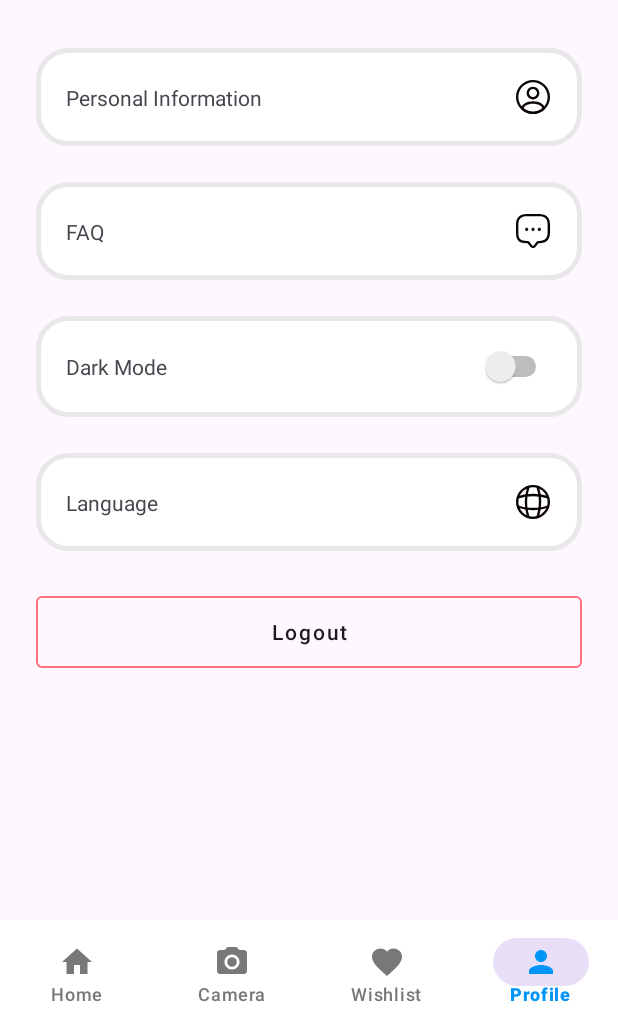
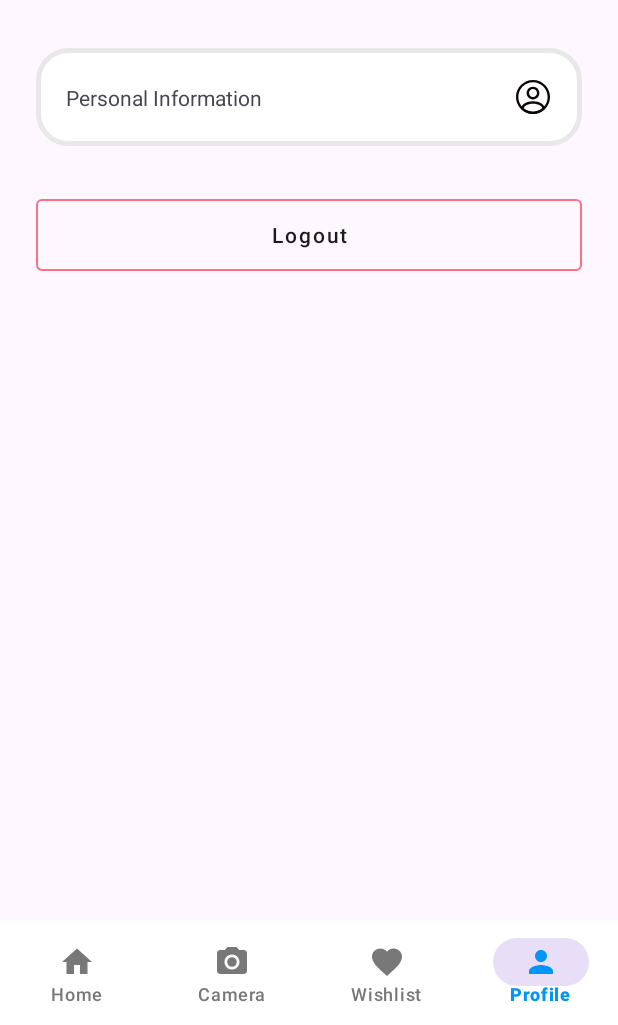
Before and after one commit to C23-PS155-Travelens/Mobile-Development, an Android app: the ProfileFragment screen opened through its navigation route, on a phone screen of 412 x 824 dp, the part 211-1236 px from its top. Run offline under Robolectric (Android 15) with nearby library versions, the phone set to English and light mode, and no system bars; our stand-ins replace CircleImageView, navigation-ui; 1 statement that could not run was skipped.

Commit message:
Fix Profile Layout

```diff
--- a/app/src/main/java/com/app/travellens/view/profile/EditProfileFragment.kt
+++ b/app/src/main/java/com/app/travellens/view/profile/EditProfileFragment.kt
@@ -10,6 +10,7 @@ import android.widget.Toast
 import androidx.lifecycle.ViewModelProvider
 import androidx.lifecycle.asLiveData
 import androidx.lifecycle.lifecycleScope
+import androidx.navigation.fragment.findNavController
 import com.app.travellens.R
 import com.app.travellens.databinding.FragmentEditProfileBinding
 import com.app.travellens.datastore.SharedPref
@@ -37,7 +38,6 @@ class EditProfileFragment : Fragment() {
         sharedPref = SharedPref(requireContext())
         viewModel = ViewModelProvider(this)[ViewModelApps::class.java]
 
-
         binding.btnUbahData.setOnClickListener{
             val nama = binding.editTextNama.text.toString()
             val email = binding.editTextEmail.text.toString()
@@ -50,6 +50,7 @@ class EditProfileFragment : Fragment() {
                 if (it != null){
                     saveSession(it.username, it.email, it.photo, it.address, it.phone)
                     Toast.makeText(context, "Berhasil Update Profile!", Toast.LENGTH_SHORT).show()
+                    findNavController().navigate(R.id.action_editProfileFragment_to_profileFragment2)
                 }else{
                     Toast.makeText(context, "Gagal Update Profile!", Toast.LENGTH_SHORT).show()
                 }
@@ -61,6 +62,10 @@ class EditProfileFragment : Fragment() {
                     Log.d("id", it.toString())
                 }
             }
+        }
+
+        binding.btnBack.setOnClickListener{
+            findNavController().navigateUp()
         }
 
 
--- a/app/src/main/java/com/app/travellens/view/profile/ProfileFragment.kt
+++ b/app/src/main/java/com/app/travellens/view/profile/ProfileFragment.kt
@@ -5,11 +5,16 @@ import androidx.fragment.app.Fragment
 import android.view.LayoutInflater
 import android.view.View
 import android.view.ViewGroup
+import android.widget.Toast
 import androidx.lifecycle.asLiveData
+import androidx.lifecycle.lifecycleScope
 import androidx.navigation.fragment.findNavController
 import com.app.travellens.R
 import com.app.travellens.databinding.FragmentProfileBinding
 import com.app.travellens.datastore.SharedPref
+import kotlinx.coroutines.Dispatchers
+import kotlinx.coroutines.GlobalScope
+import kotlinx.coroutines.launch
 
 class ProfileFragment : Fragment() {
     lateinit var binding : FragmentProfileBinding
@@ -44,9 +49,21 @@ class ProfileFragment : Fragment() {
             }
         }
 
+        binding.btnLogout.setOnClickListener{
+            removeToken()
+            Toast.makeText(context, "Berhasil Logout!", Toast.LENGTH_SHORT).show()
+        }
+
 
         binding.navigateToProfile.setOnClickListener{
             findNavController().navigate(R.id.action_profileFragment2_to_editProfileFragment)
         }
     }
+
+
+    private fun removeToken() {
+        lifecycleScope.launch(Dispatchers.IO) {
+            sharedPref.removeSession()
+        }
+    }
 }
--- a/app/src/main/res/layout/fragment_profile.xml
+++ b/app/src/main/res/layout/fragment_profile.xml
@@ -96,107 +96,6 @@
 
     </androidx.constraintlayout.widget.ConstraintLayout>
 
-    <androidx.constraintlayout.widget.ConstraintLayout
-        android:id="@+id/navigateToFaq"
-        android:background="@drawable/profile_menu_bordered"
-        android:layout_width="match_parent"
-        android:layout_height="wrap_content"
-        android:layout_marginStart="24dp"
-        android:layout_marginTop="24dp"
-        android:layout_marginEnd="24dp"
-        android:padding="20dp"
-        app:layout_constraintEnd_toEndOf="parent"
-        app:layout_constraintStart_toStartOf="parent"
-        app:layout_constraintTop_toBottomOf="@+id/navigateToProfile">
-
-        <TextView
-            android:id="@+id/tvLabelFAQ"
-            android:layout_width="wrap_content"
-            android:layout_height="wrap_content"
-            android:text="FAQ"
-            app:layout_constraintBottom_toBottomOf="parent"
-            app:layout_constraintStart_toStartOf="parent"
-            app:layout_constraintTop_toTopOf="parent" />
-
-        <ImageView
-            android:layout_width="25dp"
-            android:layout_height="25dp"
-            android:contentDescription="FAQ"
-            android:src="@drawable/message"
-            app:layout_constraintBottom_toBottomOf="parent"
-            app:layout_constraintEnd_toEndOf="parent"
-            app:layout_constraintTop_toTopOf="parent" />
-
-    </androidx.constraintlayout.widget.ConstraintLayout>
-
-
-    <androidx.constraintlayout.widget.ConstraintLayout
-        android:id="@+id/navigateToDarkMode"
-        android:background="@drawable/profile_menu_bordered"
-        android:layout_width="match_parent"
-        android:layout_height="wrap_content"
-        android:layout_marginStart="24dp"
-        android:layout_marginTop="24dp"
-        android:layout_marginEnd="24dp"
-        android:padding="20dp"
-        app:layout_constraintEnd_toEndOf="parent"
-        app:layout_constraintStart_toStartOf="parent"
-        app:layout_constraintTop_toBottomOf="@+id/navigateToFaq">
-
-        <TextView
-            android:id="@+id/tvLabelDarkMode"
-            android:layout_width="wrap_content"
-            android:layout_height="wrap_content"
-            android:text="Dark Mode"
-            app:layout_constraintBottom_toBottomOf="parent"
-            app:layout_constraintStart_toStartOf="parent"
-            app:layout_constraintTop_toTopOf="parent" />
-
-        <Switch
-            android:layout_width="wrap_content"
-            android:layout_height="wrap_content"
-            app:layout_constraintBottom_toBottomOf="parent"
-            app:layout_constraintEnd_toEndOf="parent"
-            app:layout_constraintTop_toTopOf="parent"
-            tools:ignore="UseSwitchCompatOrMaterialXml" />
-
-    </androidx.constraintlayout.widget.ConstraintLayout>
-
-
-    <androidx.constraintlayout.widget.ConstraintLayout
-        android:id="@+id/navigateToLanguage"
-        android:layout_width="match_parent"
-        android:layout_height="wrap_content"
-        android:layout_marginStart="24dp"
-        android:layout_marginTop="24dp"
-        android:layout_marginEnd="24dp"
-        android:background="@drawable/profile_menu_bordered"
-        android:padding="20dp"
-        app:layout_constraintEnd_toEndOf="parent"
-        app:layout_constraintStart_toStartOf="parent"
-        app:layout_constraintTop_toBottomOf="@+id/navigateToDarkMode">
-
-        <TextView
-            android:id="@+id/tvLabellanguage"
-            android:layout_width="wrap_content"
-            android:layout_height="wrap_content"
-            android:text="Language"
-            app:layout_constraintBottom_toBottomOf="parent"
-            app:layout_constraintStart_toStartOf="parent"
-            app:layout_constraintTop_toTopOf="parent" />
-
-        <ImageView
-            android:layout_width="25dp"
-            android:layout_height="25dp"
-            android:contentDescription="IconGlobe"
-            android:src="@drawable/global"
-            app:layout_constraintBottom_toBottomOf="parent"
-            app:layout_constraintEnd_toEndOf="parent"
-            app:layout_constraintTop_toTopOf="parent" />
-
-    </androidx.constraintlayout.widget.ConstraintLayout>
-
-
     <com.google.android.material.button.MaterialButton
         android:id="@+id/btnLogout"
         style="@style/Widget.MaterialComponents.Button.OutlinedButton"
@@ -209,9 +108,12 @@
 
         android:textAllCaps="false"
         android:textColor="@color/soft_black"
+        app:layout_constraintBottom_toBottomOf="parent"
         app:layout_constraintEnd_toEndOf="parent"
+        app:layout_constraintHorizontal_bias="0.0"
         app:layout_constraintStart_toStartOf="parent"
-        app:layout_constraintTop_toBottomOf="@+id/navigateToLanguage"
+        app:layout_constraintTop_toBottomOf="@+id/navigateToProfile"
+        app:layout_constraintVertical_bias="0.012"
         app:rippleColor="#FFAB91"
         app:strokeColor="@color/red" />
 
--- a/app/src/main/res/navigation/nav.xml
+++ b/app/src/main/res/navigation/nav.xml
@@ -92,7 +92,11 @@
         android:id="@+id/editProfileFragment"
         android:name="com.app.travellens.view.profile.EditProfileFragment"
         android:label="fragment_edit_profile"
-        tools:layout="@layout/fragment_edit_profile" />
+        tools:layout="@layout/fragment_edit_profile" >
+        <action
+            android:id="@+id/action_editProfileFragment_to_profileFragment2"
+            app:destination="@id/profileFragment2" />
+    </fragment>
     <fragment
         android:id="@+id/detailWisataFragment"
         android:name="com.app.travellens.view.home.DetailWisataFragment"
```
